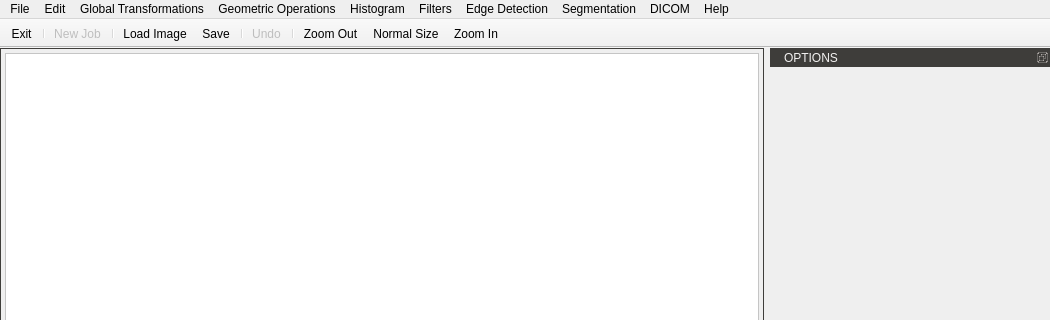
Old version of the form GUI/mainwindow.ui in the repository JianchengZh/learning-image-processing; both pictures show x 0 to 1050 and y 0 to 320 of the 1050 by 700 pixel window.
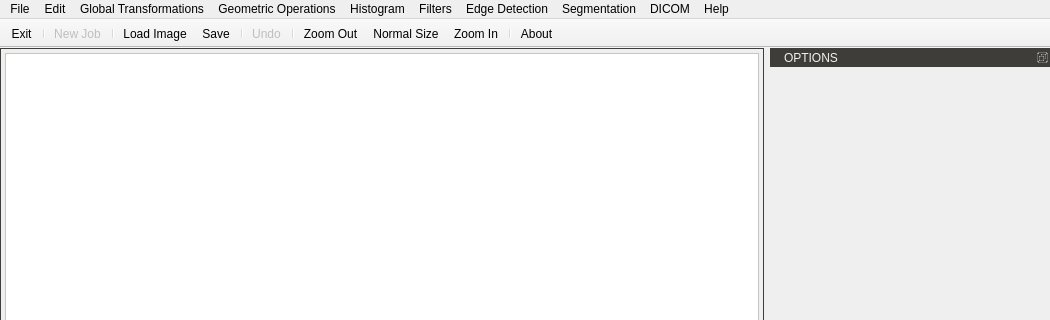
New version of the form. Icons and pictures are not drawn. Custom widgets are drawn as their Qt base class.

Patch:
```diff
--- a/GUI/mainwindow.ui
+++ b/GUI/mainwindow.ui
@@ -279,6 +279,8 @@
    <addaction name="actionZoom_Out"/>
    <addaction name="action_Normal_Size"/>
    <addaction name="actionZoom_In"/>
+   <addaction name="separator"/>
+   <addaction name="actionAbout"/>
   </widget>
   <widget class="QDockWidget" name="dockWidget">
    <property name="minimumSize">
```
Left out of the diff: 4 changed lines with no effect on the pictures.
